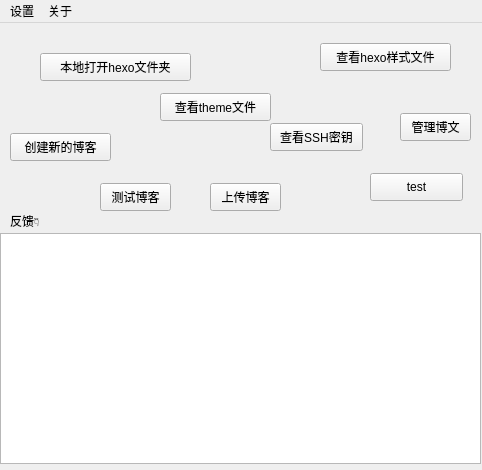
Above: hexo_GUI/hexo_GUI.ui from intmian/hexo_GUI before the change. Below: the same form after it.
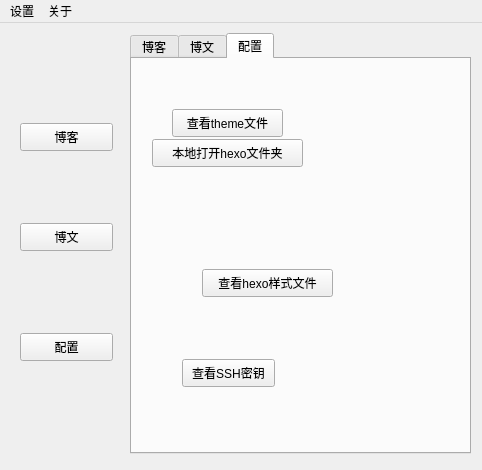
That is the form after the change.

Diff of the .ui file:
```diff
--- a/hexo_GUI/hexo_GUI.ui
+++ b/hexo_GUI/hexo_GUI.ui
@@ -14,34 +14,27 @@
    <string>hexo_GUI</string>
   </property>
   <widget class="QWidget" name="centralWidget">
-   <widget class="QTextBrowser" name="textBrowser">
+   <widget class="QTabWidget" name="functional_area">
     <property name="geometry">
      <rect>
-      <x>0</x>
-      <y>210</y>
-      <width>481</width>
-      <height>231</height>
+      <x>130</x>
+      <y>10</y>
+      <width>341</width>
+      <height>421</height>
      </rect>
     </property>
-   </widget>
-   <widget class="QPushButton" name="theme_y_button">
-    <property name="geometry">
-     <rect>
-      <x>160</x>
-      <y>70</y>
-      <width>111</width>
-      <height>28</height>
-     </rect>
+    <property name="currentIndex">
+     <number>2</number>
     </property>
-    <property name="text">
-     <string>查看theme文件</string>
-    </property>
-   </widget>
+    <widget class="QWidget" name="blog_area">
+     <attribute name="title">
+      <string>博客</string>
+     </attribute>
    <widget class="QPushButton" name="up_button">
     <property name="geometry">
      <rect>
-      <x>210</x>
-      <y>160</y>
+        <x>30</x>
+        <y>60</y>
       <width>71</width>
       <height>28</height>
      </rect>
@@ -53,8 +46,8 @@
    <widget class="QPushButton" name="tsst_button">
     <property name="geometry">
      <rect>
-      <x>100</x>
-      <y>160</y>
+        <x>30</x>
+        <y>100</y>
       <width>71</width>
       <height>28</height>
      </rect>
@@ -63,11 +56,16 @@
      <string>测试博客</string>
     </property>
    </widget>
+    </widget>
+    <widget class="QWidget" name="article_area">
+     <attribute name="title">
+      <string>博文</string>
+     </attribute>
    <widget class="QPushButton" name="new_blog_button">
     <property name="geometry">
      <rect>
-      <x>10</x>
-      <y>110</y>
+        <x>70</x>
+        <y>30</y>
       <width>101</width>
       <height>28</height>
      </rect>
@@ -76,24 +74,26 @@
      <string>创建新的博客</string>
     </property>
    </widget>
-   <widget class="QPushButton" name="ssh_button">
+     <widget class="QListView" name="listView">
     <property name="geometry">
      <rect>
-      <x>270</x>
-      <y>100</y>
-      <width>93</width>
-      <height>28</height>
-     </rect>
-    </property>
-    <property name="text">
-     <string>查看SSH密钥</string>
-    </property>
-   </widget>
+        <x>50</x>
+        <y>80</y>
+        <width>256</width>
+        <height>301</height>
+       </rect>
+      </property>
+     </widget>
+    </widget>
+    <widget class="QWidget" name="configure_area">
+     <attribute name="title">
+      <string>配置</string>
+     </attribute>
    <widget class="QPushButton" name="open_local_button">
     <property name="geometry">
      <rect>
-      <x>40</x>
-      <y>30</y>
+        <x>20</x>
+        <y>80</y>
       <width>151</width>
       <height>28</height>
      </rect>
@@ -102,24 +102,24 @@
      <string>本地打开hexo文件夹</string>
     </property>
    </widget>
-   <widget class="QPushButton" name="org_blog_button">
+     <widget class="QPushButton" name="theme_y_button">
     <property name="geometry">
      <rect>
-      <x>400</x>
-      <y>90</y>
-      <width>71</width>
+        <x>40</x>
+        <y>50</y>
+        <width>111</width>
       <height>28</height>
      </rect>
     </property>
     <property name="text">
-     <string>管理博文</string>
+       <string>查看theme文件</string>
     </property>
    </widget>
    <widget class="QPushButton" name="hexo_y_button">
     <property name="geometry">
      <rect>
-      <x>320</x>
-      <y>20</y>
+        <x>70</x>
+        <y>210</y>
       <width>131</width>
       <height>28</height>
      </rect>
@@ -128,30 +128,58 @@
      <string>查看hexo样式文件</string>
     </property>
    </widget>
-   <widget class="QLabel" name="label">
+     <widget class="QPushButton" name="ssh_button">
     <property name="geometry">
      <rect>
-      <x>10</x>
-      <y>190</y>
-      <width>72</width>
-      <height>15</height>
+        <x>50</x>
+        <y>300</y>
+        <width>93</width>
+        <height>28</height>
      </rect>
     </property>
     <property name="text">
-     <string>反馈👇</string>
-    </property>
-   </widget>
-   <widget class="QPushButton" name="test">
+       <string>查看SSH密钥</string>
+      </property>
+     </widget>
+    </widget>
+   </widget>
+   <widget class="QPushButton" name="button_to_blog">
     <property name="geometry">
      <rect>
-      <x>370</x>
-      <y>150</y>
+      <x>20</x>
+      <y>100</y>
       <width>93</width>
       <height>28</height>
      </rect>
     </property>
     <property name="text">
-     <string>test</string>
+     <string>博客</string>
+    </property>
+   </widget>
+   <widget class="QPushButton" name="button_to_article">
+    <property name="geometry">
+     <rect>
+      <x>20</x>
+      <y>200</y>
+      <width>93</width>
+      <height>28</height>
+     </rect>
+    </property>
+    <property name="text">
+     <string>博文</string>
+    </property>
+   </widget>
+   <widget class="QPushButton" name="button_to_configuration">
+    <property name="geometry">
+     <rect>
+      <x>20</x>
+      <y>310</y>
+      <width>93</width>
+      <height>28</height>
+     </rect>
+    </property>
+    <property name="text">
+     <string>配置</string>
     </property>
    </widget>
   </widget>
```
Left out of the diff: 19 changed lines with no effect on the pictures. Lines whose indentation alone changed are shown as unchanged.
